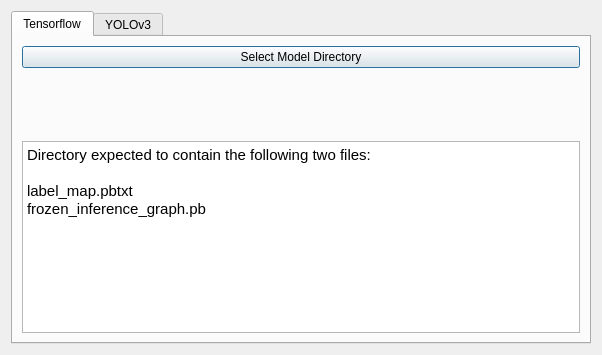
The window that andenet/gui/annotator_dialog.ui (persts/BBoxEE) describes before a commit, drawn with Qt 5.
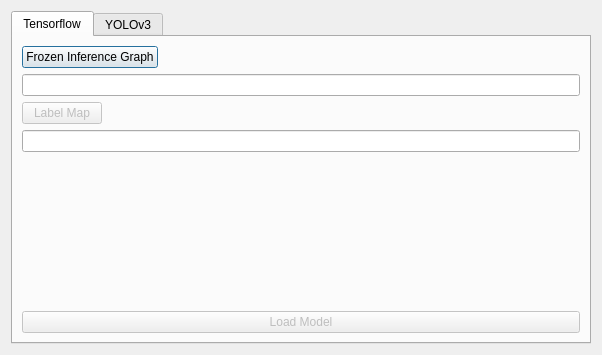
The same window after the commit.

Commit message: Improved loading of tensorflow models

```diff
--- a/andenet/gui/annotator_dialog.ui
+++ b/andenet/gui/annotator_dialog.ui
@@ -28,11 +28,61 @@
       </attribute>
       <layout class="QVBoxLayout" name="verticalLayout_2">
        <item>
-        <widget class="QPushButton" name="pushButtonTensorflow">
-         <property name="text">
-          <string>Select Model Directory</string>
-         </property>
-        </widget>
+        <layout class="QHBoxLayout" name="horizontalLayout_5">
+         <item>
+          <widget class="QPushButton" name="pushButtonTFGraph">
+           <property name="text">
+            <string>Frozen Inference Graph</string>
+           </property>
+          </widget>
+         </item>
+         <item>
+          <spacer name="horizontalSpacer_5">
+           <property name="orientation">
+            <enum>Qt::Horizontal</enum>
+           </property>
+           <property name="sizeHint" stdset="0">
+            <size>
+             <width>40</width>
+             <height>20</height>
+            </size>
+           </property>
+          </spacer>
+         </item>
+        </layout>
+       </item>
+       <item>
+        <widget class="QLineEdit" name="lineEditTFGraph"/>
+       </item>
+       <item>
+        <layout class="QHBoxLayout" name="horizontalLayout_6">
+         <item>
+          <widget class="QPushButton" name="pushButtonLabelMap">
+           <property name="enabled">
+            <bool>false</bool>
+           </property>
+           <property name="text">
+            <string>Label Map</string>
+           </property>
+          </widget>
+         </item>
+         <item>
+          <spacer name="horizontalSpacer_6">
+           <property name="orientation">
+            <enum>Qt::Horizontal</enum>
+           </property>
+           <property name="sizeHint" stdset="0">
+            <size>
+             <width>40</width>
+             <height>20</height>
+            </size>
+           </property>
+          </spacer>
+         </item>
+        </layout>
+       </item>
+       <item>
+        <widget class="QLineEdit" name="lineEditLabelMap"/>
        </item>
        <item>
         <spacer name="verticalSpacer">
@@ -42,22 +92,18 @@
          <property name="sizeHint" stdset="0">
           <size>
            <width>20</width>
-           <height>8</height>
+           <height>114</height>
           </size>
          </property>
         </spacer>
        </item>
        <item>
-        <widget class="QTextBrowser" name="textBrowser">
-         <property name="html">
-          <string>&lt;!DOCTYPE HTML PUBLIC &quot;-//W3C//DTD HTML 4.0//EN&quot; &quot;http://www.w3.org/TR/REC-html40/strict.dtd&quot;&gt;
-&lt;html&gt;&lt;head&gt;&lt;meta name=&quot;qrichtext&quot; content=&quot;1&quot; /&gt;&lt;style type=&quot;text/css&quot;&gt;
-p, li { white-space: pre-wrap; }
-&lt;/style&gt;&lt;/head&gt;&lt;body style=&quot; font-family:'Ubuntu'; font-size:11pt; font-weight:400; font-style:normal;&quot;&gt;
-&lt;p style=&quot; margin-top:0px; margin-bottom:0px; margin-left:0px; margin-right:0px; -qt-block-indent:0; text-indent:0px;&quot;&gt;Directory expected to contain the following two files:&lt;/p&gt;
-&lt;p style=&quot;-qt-paragraph-type:empty; margin-top:0px; margin-bottom:0px; margin-left:0px; margin-right:0px; -qt-block-indent:0; text-indent:0px;&quot;&gt;&lt;br /&gt;&lt;/p&gt;
-&lt;p style=&quot; margin-top:0px; margin-bottom:0px; margin-left:0px; margin-right:0px; -qt-block-indent:0; text-indent:0px;&quot;&gt;label_map.pbtxt&lt;/p&gt;
-&lt;p style=&quot; margin-top:0px; margin-bottom:0px; margin-left:0px; margin-right:0px; -qt-block-indent:0; text-indent:0px;&quot;&gt;frozen_inference_graph.pb&lt;/p&gt;&lt;/body&gt;&lt;/html&gt;</string>
+        <widget class="QPushButton" name="pushButtonTensorflow">
+         <property name="enabled">
+          <bool>false</bool>
+         </property>
+         <property name="text">
+          <string>Load Model</string>
          </property>
         </widget>
        </item>
```
The commit also changes 2 other files.
